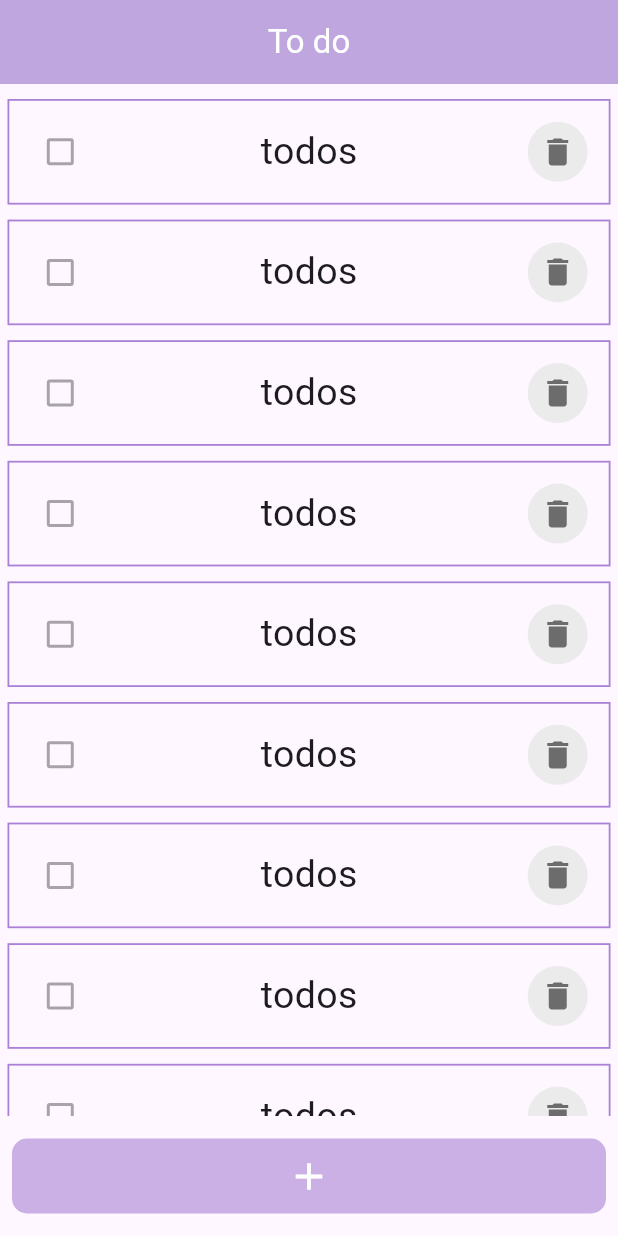
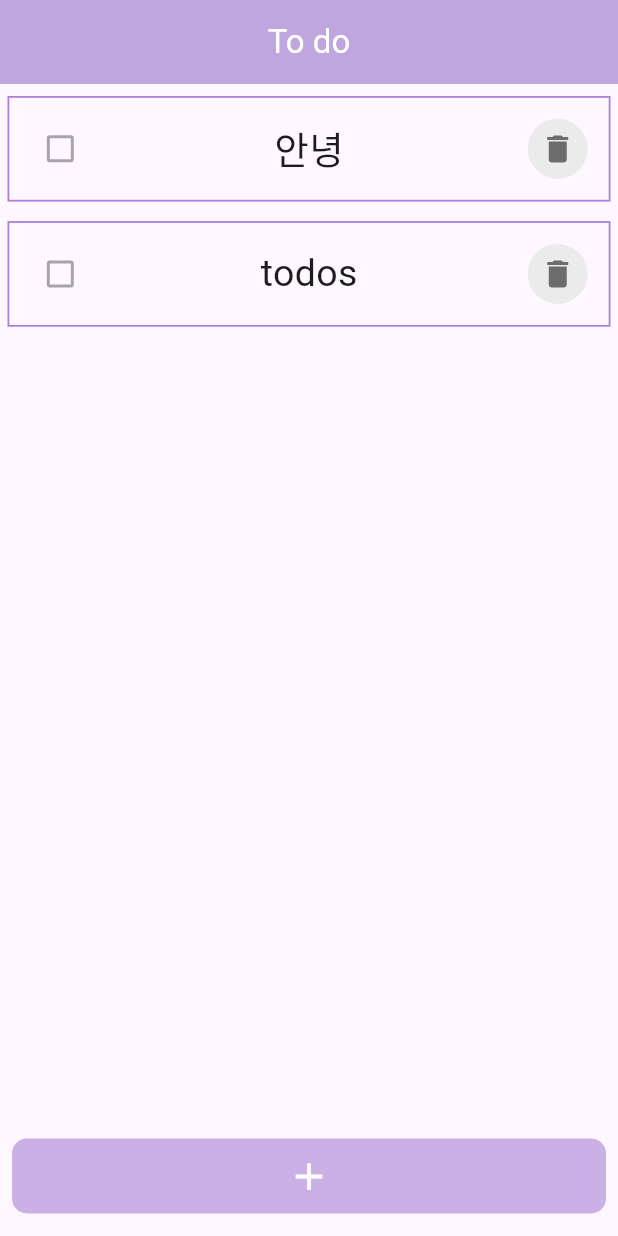
Before and after one commit to ahyng/todo_flutterproject, a Flutter app: the screen it shows after launch, on a phone screen of 412 x 824 dp. Run offline on Flutter 3.47's test engine with Material 3 defaults, Android fonts, the phone set to English and light mode, and no system bars.

Commit message:
할일 추가 기능

```diff
--- a/todo_flutterproject/lib/addPage.dart
+++ b/todo_flutterproject/lib/addPage.dart
@@ -5,6 +5,7 @@ class addList extends StatelessWidget {
 
   @override
   Widget build(BuildContext context) {
+    TextEditingController controller = TextEditingController();
     return Scaffold(
         appBar: AppBar(
           title: const Text(
@@ -22,10 +23,12 @@ class addList extends StatelessWidget {
             const SizedBox(
               height: 10,
             ),
-            const Padding(
-              padding: EdgeInsets.all(8.0),
+            Padding(
+              padding: const EdgeInsets.all(8.0),
               child: TextField(
-                decoration: InputDecoration(
+                controller: controller,
+                keyboardType: TextInputType.text,
+                decoration: const InputDecoration(
                     focusedBorder: OutlineInputBorder(),
                     enabledBorder: OutlineInputBorder(
                       borderSide: BorderSide(
@@ -40,7 +43,9 @@ class addList extends StatelessWidget {
             Padding(
               padding: const EdgeInsets.fromLTRB(8.0, 2.0, 8.0, 2.0),
               child: ElevatedButton(
-                  onPressed: () {},
+                  onPressed: () {
+                    Navigator.of(context).pop(controller.value.text);
+                  },
                   style: ElevatedButton.styleFrom(
                     minimumSize: const Size.fromHeight(50),
                     shape: const RoundedRectangleBorder(
--- /dev/null
+++ b/todo_flutterproject/lib/home.dart
@@ -0,0 +1,131 @@
+import 'package:flutter/material.dart';
+import 'package:todo_flutterproject/addPage.dart';
+
+class home extends StatefulWidget {
+  const home({super.key});
+
+  @override
+  State<home> createState() => _homeState();
+}
+
+class _homeState extends State<home> {
+  List<String> todoList = [];
+
+  @override
+  void initState() {
+    super.initState();
+    todoList.add('안녕');
+    todoList.add('todos');
+  }
+
+  void _addNavigation(BuildContext context) async {
+    final result = await Navigator.of(context).pushNamed('/add');
+    setState(() {
+      todoList.add(result as String);
+    });
+  }
+
+  @override
+  Widget build(BuildContext context) {
+    return Scaffold(
+      appBar: AppBar(
+        title: const Text(
+          "To do",
+          style: TextStyle(
+            color: Colors.white,
+          ),
+        ),
+        elevation: 5,
+        backgroundColor: const Color.fromARGB(255, 202, 176, 229),
+        centerTitle: true,
+      ),
+      body: ListView.builder(
+        itemCount: todoList.length,
+        itemBuilder: (context, index) {
+          return SingleChildScrollView(
+            child: Column(
+              children: [
+                const SizedBox(
+                  height: 3,
+                ),
+                TodoList(todoList[index]),
+              ],
+            ),
+          );
+        },
+      ),
+      bottomNavigationBar: Padding(
+        padding: const EdgeInsets.fromLTRB(8.0, 15.0, 8.0, 15.0),
+        child: Container(
+          decoration: const BoxDecoration(
+              //shape: BoxShape.circle,
+
+              ),
+          child: IconButton(
+            icon: const Icon(
+              Icons.add,
+              color: Colors.white,
+            ),
+            style: IconButton.styleFrom(
+              minimumSize: const Size.fromHeight(50),
+              backgroundColor: const Color.fromARGB(255, 202, 176, 229),
+              shape: const RoundedRectangleBorder(
+                borderRadius: BorderRadius.all(Radius.circular(10)),
+              ),
+            ),
+            onPressed: () {
+              _addNavigation(context);
+              /**Navigator.of(context).pushNamed('/add');**/
+            },
+            iconSize: 30,
+          ),
+        ),
+      ),
+    );
+  }
+}
+
+class TodoList extends StatelessWidget {
+  late final String todo;
+  TodoList(String todo, {super.key}) {
+    this.todo = todo;
+  }
+
+  @override
+  Widget build(BuildContext context) {
+    return Padding(
+      padding: const EdgeInsets.all(5),
+      child: Container(
+        padding: const EdgeInsets.all(10),
+        //color: const Color.fromARGB(255, 244, 244, 244),
+        decoration: BoxDecoration(
+            border: Border.all(
+          width: 1.2,
+          color: const Color.fromARGB(255, 170, 129, 214),
+        )),
+        child: Row(
+          mainAxisAlignment: MainAxisAlignment.spaceBetween,
+          children: [
+            const Checkbox(value: false, onChanged: null),
+            Text(
+              todo,
+              style: const TextStyle(
+                fontSize: 25,
+              ),
+            ),
+            IconButton(
+              onPressed: () {},
+              icon: const Icon(
+                Icons.delete,
+                color: Color.fromARGB(255, 108, 108, 108),
+              ),
+              style: IconButton.styleFrom(
+                backgroundColor: const Color.fromARGB(255, 235, 235, 235),
+              ),
+            ),
+          ],
+        ),
+      ),
+    );
+  }
+}
--- a/todo_flutterproject/lib/main.dart
+++ b/todo_flutterproject/lib/main.dart
@@ -1,5 +1,6 @@
 import 'package:flutter/material.dart';
 import 'package:todo_flutterproject/addPage.dart';
+import 'package:todo_flutterproject/home.dart';
 
 void main() {
   runApp(const MaterialApp(home: MyApp()));
@@ -15,114 +16,9 @@ class MyApp extends StatefulWidget {
 class _MyAppState extends State<MyApp> {
   @override
   Widget build(BuildContext context) {
-    return Scaffold(
-      appBar: AppBar(
-        title: const Text(
-          "To do",
-          style: TextStyle(
-            color: Colors.white,
-          ),
-        ),
-        elevation: 5,
-        backgroundColor: const Color.fromARGB(255, 202, 176, 229),
-        centerTitle: true,
-      ),
-      body: SingleChildScrollView(
-        child: Column(
-          children: [
-            const SizedBox(
-              height: 5,
-            ),
-            TodoList("todos"),
-            TodoList("todos"),
-            TodoList("todos"),
-            TodoList("todos"),
-            TodoList("todos"),
-            TodoList("todos"),
-            TodoList("todos"),
-            TodoList("todos"),
-            TodoList("todos"),
-            TodoList("todos"),
-            TodoList("todos"),
-          ],
-        ),
-      ),
-      bottomNavigationBar: Padding(
-        padding: const EdgeInsets.fromLTRB(8.0, 15.0, 8.0, 15.0),
-        child: Container(
-          decoration: const BoxDecoration(
-              //shape: BoxShape.circle,
-
-              ),
-          child: IconButton(
-            icon: const Icon(
-              Icons.add,
-              color: Colors.white,
-            ),
-            style: IconButton.styleFrom(
-              minimumSize: const Size.fromHeight(50),
-              backgroundColor: const Color.fromARGB(255, 202, 176, 229),
-              shape: const RoundedRectangleBorder(
-                borderRadius: BorderRadius.all(Radius.circular(10)),
-              ),
-            ),
-            onPressed: () {
-              Navigator.push(
-                context,
-                MaterialPageRoute(builder: (BuildContext context) {
-                  return const addList();
-                }),
-              );
-            },
-            iconSize: 30,
-          ),
-        ),
-      ),
-    );
+    return MaterialApp(initialRoute: '/', routes: {
+      '/': (context) => const home(),
+      '/add': (context) => const addList(),
+    });
   }
 }
-
-class TodoList extends StatelessWidget {
-  late final String todo;
-  TodoList(String todo, {super.key}) {
-    this.todo = todo;
-  }
-
-  @override
-  Widget build(BuildContext context) {
-    return Padding(
-      padding: const EdgeInsets.all(5),
-      child: Container(
-        padding: const EdgeInsets.all(10),
-        //color: const Color.fromARGB(255, 244, 244, 244),
-        decoration: BoxDecoration(
-            border: Border.all(
-          width: 1.2,
-          color: const Color.fromARGB(255, 170, 129, 214),
-        )),
-        child: Row(
-          mainAxisAlignment: MainAxisAlignment.spaceBetween,
-          children: [
-            const Checkbox(value: false, onChanged: null),
-            Text(
-              todo,
-              style: const TextStyle(
-                fontSize: 25,
-              ),
-            ),
-            IconButton(
-              onPressed: () {},
-              icon: const Icon(
-                Icons.delete,
-                color: Color.fromARGB(255, 108, 108, 108),
-              ),
-              style: IconButton.styleFrom(
-                backgroundColor: const Color.fromARGB(255, 235, 235, 235),
-              ),
-            ),
-          ],
-        ),
-      ),
-    );
-  }
-}
```
